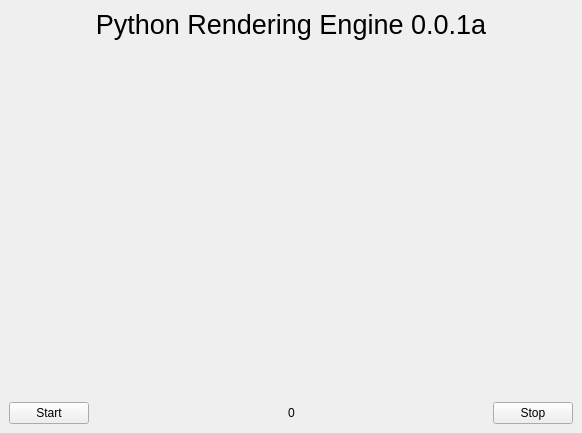
First picture: the form in gui.ui, repository Blender3D/Induction, before the edit.
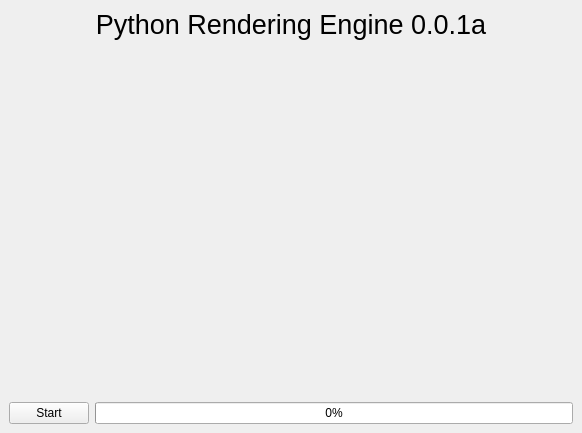
Second picture: the form after the edit.

Patch:
```diff
--- a/gui.ui
+++ b/gui.ui
@@ -99,42 +99,9 @@
        </widget>
       </item>
       <item>
-       <spacer name="horizontalSpacer_3">
-        <property name="orientation">
-         <enum>Qt::Horizontal</enum>
-        </property>
-        <property name="sizeHint" stdset="0">
-         <size>
-          <width>40</width>
-          <height>20</height>
-         </size>
-        </property>
-       </spacer>
-      </item>
-      <item>
-       <widget class="QLabel" name="raysCounter">
-        <property name="text">
-         <string>0</string>
-        </property>
-       </widget>
-      </item>
-      <item>
-       <spacer name="horizontalSpacer_4">
-        <property name="orientation">
-         <enum>Qt::Horizontal</enum>
-        </property>
-        <property name="sizeHint" stdset="0">
-         <size>
-          <width>40</width>
-          <height>20</height>
-         </size>
-        </property>
-       </spacer>
-      </item>
-      <item>
-       <widget class="QPushButton" name="stopButton">
-        <property name="text">
-         <string>Stop</string>
+       <widget class="QProgressBar" name="progressBar">
+        <property name="value">
+         <number>0</number>
         </property>
        </widget>
       </item>
```
